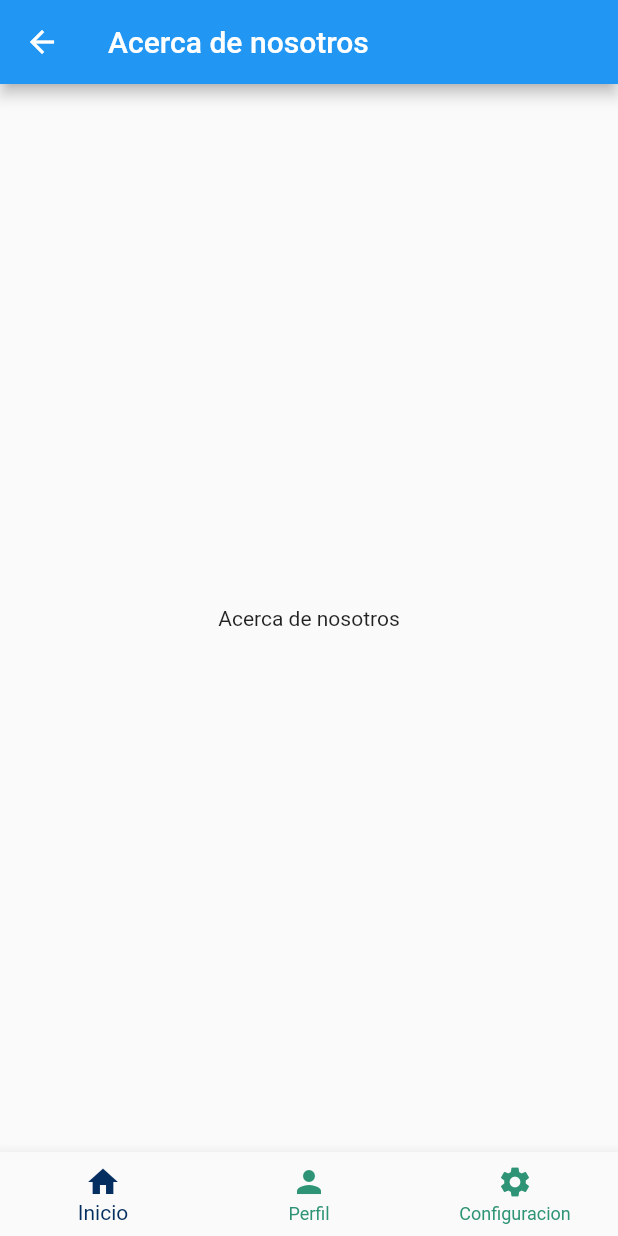
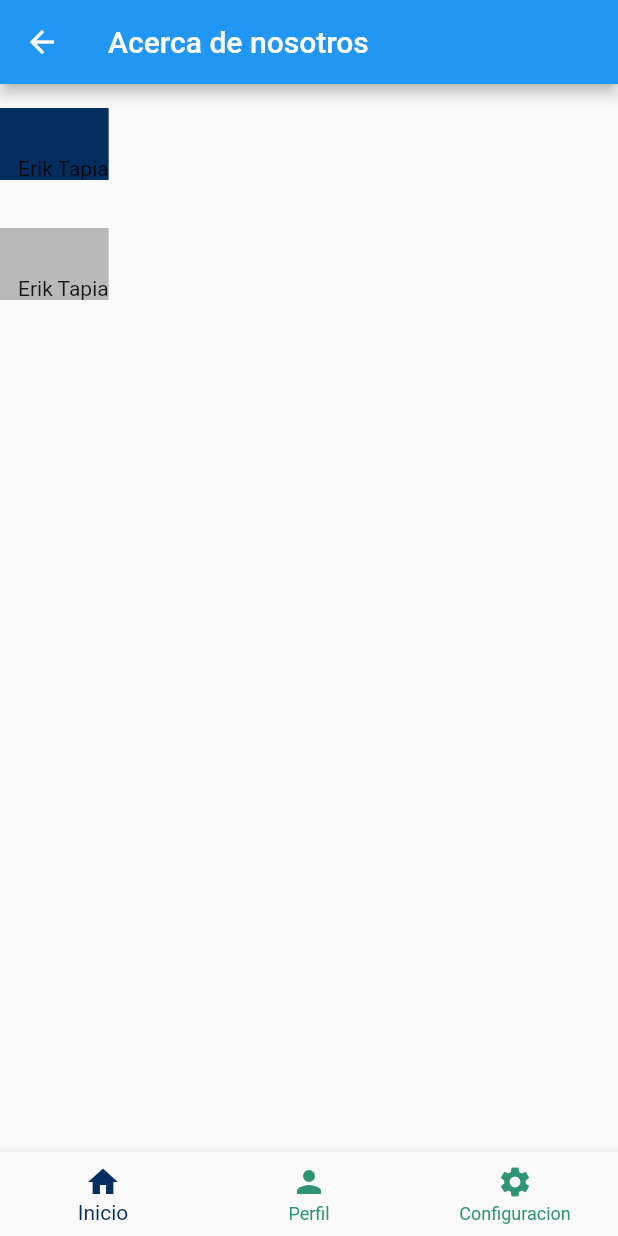
Before and after one commit to erikT23/flutterp1, a Flutter app: the screen it shows after launch, after a tap on "Ir a acerca de nosotros", on a phone screen of 412 x 824 dp. Run offline on Flutter 3.47's test engine with Material 2 defaults, Android fonts, the phone set to English and light mode, and no system bars.

Commit message:
pinche kevin

```diff
--- a/lib/modules/home/adapters/screens/about.dart
+++ b/lib/modules/home/adapters/screens/about.dart
@@ -1,4 +1,5 @@
 import 'package:flutter/material.dart';
+import 'package:flutter_application_1/kernel/themes/Colors_app.dart';
 
 class About extends StatelessWidget {
   const About({super.key});
@@ -6,12 +7,28 @@ class About extends StatelessWidget {
   @override
   Widget build(BuildContext context) {
     return Scaffold(
-      appBar: AppBar(
-        title: const Text("Acerca de nosotros"),
-      ),
-      body: const Center(
-        child: Text("Acerca de nosotros"),
-      ),
-    );
+        appBar: AppBar(
+          title: const Text("Acerca de nosotros"),
+        ),
+        body: Row(
+          children: [
+            Column(
+              children: [
+                Container(
+                  padding: const EdgeInsets.only(top: 32, left: 12),
+                  margin: const EdgeInsets.symmetric(vertical: 16),
+                  color: ColorsApp.primaryColor,
+                  child: const Text("Erik Tapia"),
+                ),
+                Container(
+                  padding: const EdgeInsets.only(top: 32, left: 12),
+                  margin: const EdgeInsets.symmetric(vertical: 16),
+                  color: Colors.black26,
+                  child: const Text("Erik Tapia"),
+                ),
+              ],
+            ),
+          ],
+        ));
   }
 }
```
Also changed, not shown: lib/modules/home/adapters/screens/about copy.dart (added, +52 -0 lines).
